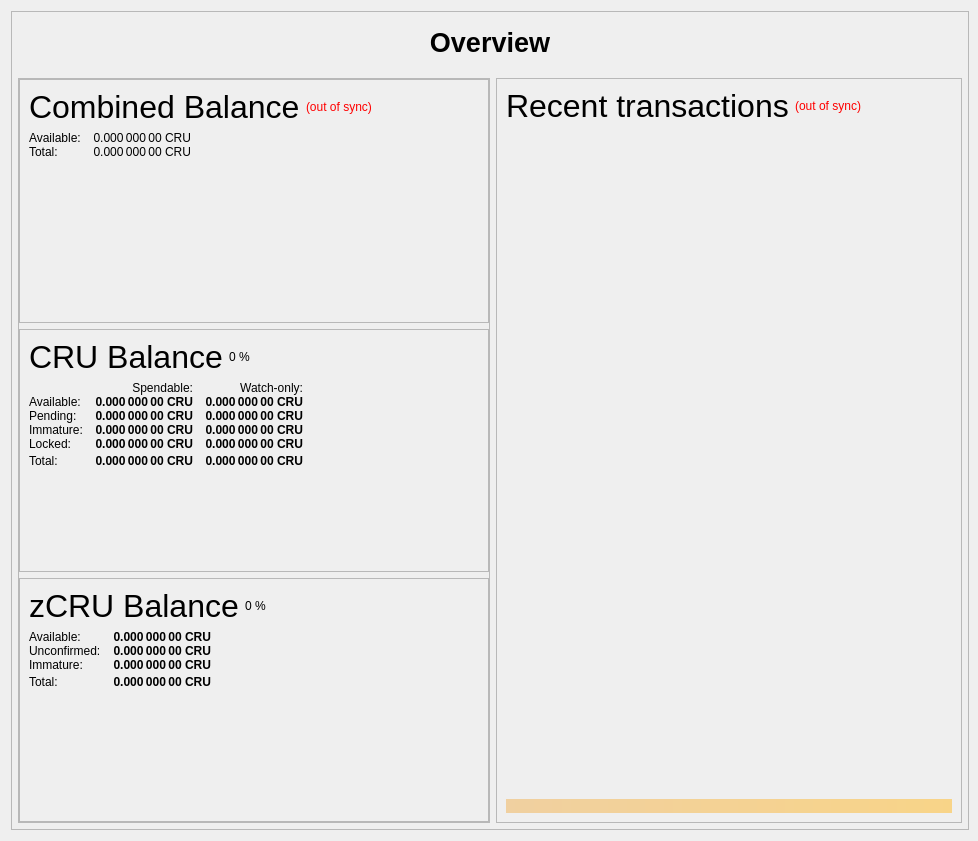
First picture: the form in src/qt/forms/overviewpage.ui, repository curiumofficial/curium, before the edit.
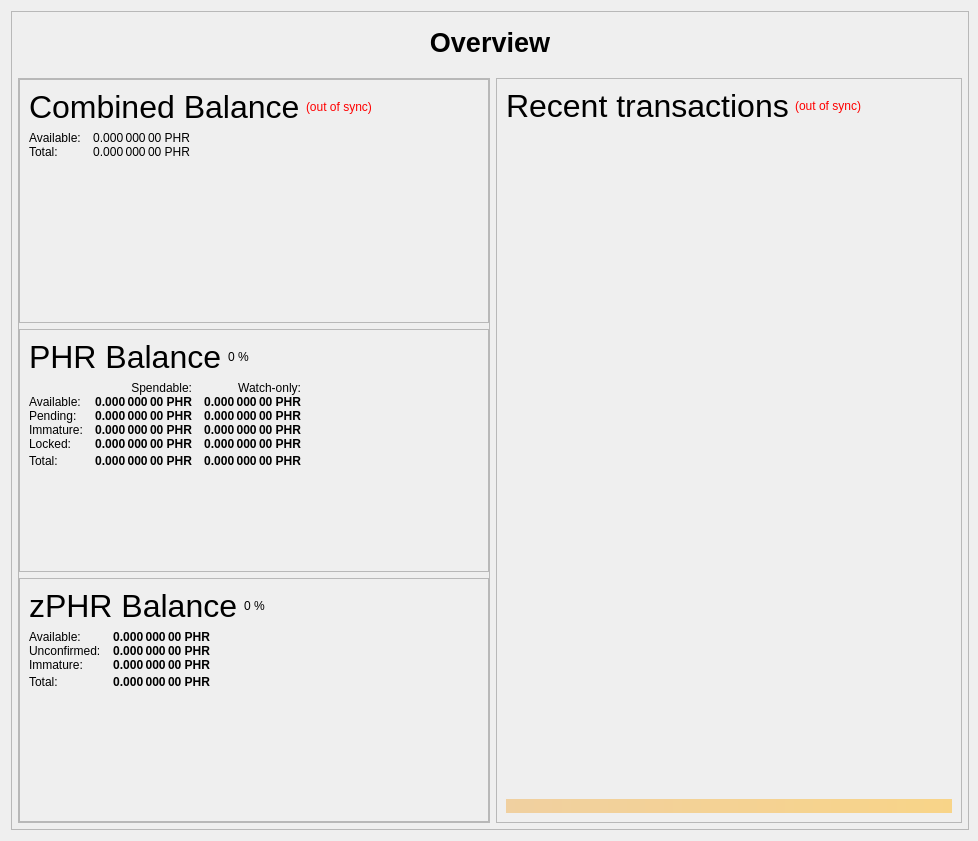
Second picture: the form after the edit.

The edit to the form file:
```diff
--- a/src/qt/forms/overviewpage.ui
+++ b/src/qt/forms/overviewpage.ui
@@ -283,7 +283,7 @@
                           <string>Your current spendable balance</string>
                          </property>
                          <property name="text">
-                          <string notr="true">0.000 000 00 CRU</string>
+                          <string notr="true">0.000 000 00 PHR</string>
                          </property>
                          <property name="alignment">
                           <set>Qt::AlignRight|Qt::AlignTrailing|Qt::AlignVCenter</set>
@@ -315,7 +315,7 @@
                           <string>Total Balance, including all unavailable coins.</string>
                          </property>
                          <property name="text">
-                          <string notr="true">0.000 000 00 CRU</string>
+                          <string notr="true">0.000 000 00 PHR</string>
                          </property>
                          <property name="alignment">
                           <set>Qt::AlignRight|Qt::AlignTrailing|Qt::AlignVCenter</set>
@@ -383,7 +383,7 @@
                           </font>
                          </property>
                          <property name="text">
-                          <string>CRU Balance</string>
+                          <string>PHR Balance</string>
                          </property>
                         </widget>
                        </item>
@@ -459,7 +459,7 @@
                           <string>Your current spendable balance</string>
                          </property>
                          <property name="text">
-                          <string notr="true">0.000 000 00 CRU</string>
+                          <string notr="true">0.000 000 00 PHR</string>
                          </property>
                          <property name="alignment">
                           <set>Qt::AlignRight|Qt::AlignTrailing|Qt::AlignVCenter</set>
@@ -484,7 +484,7 @@
                           <string>Your current balance in watch-only addresses</string>
                          </property>
                          <property name="text">
-                          <string notr="true">0.000 000 00 CRU</string>
+                          <string notr="true">0.000 000 00 PHR</string>
                          </property>
                          <property name="alignment">
                           <set>Qt::AlignRight|Qt::AlignTrailing|Qt::AlignVCenter</set>
@@ -516,7 +516,7 @@
                           <string>Total of transactions that have yet to be confirmed, and do not yet count toward the spendable balance</string>
                          </property>
                          <property name="text">
-                          <string notr="true">0.000 000 00 CRU</string>
+                          <string notr="true">0.000 000 00 PHR</string>
                          </property>
                          <property name="alignment">
                           <set>Qt::AlignRight|Qt::AlignTrailing|Qt::AlignVCenter</set>
@@ -541,7 +541,7 @@
                           <string>Unconfirmed transactions to watch-only addresses</string>
                          </property>
                          <property name="text">
-                          <string notr="true">0.000 000 00 CRU</string>
+                          <string notr="true">0.000 000 00 PHR</string>
                          </property>
                          <property name="alignment">
                           <set>Qt::AlignRight|Qt::AlignTrailing|Qt::AlignVCenter</set>
@@ -573,7 +573,7 @@
                           <string>Staked or masternode rewards that has not yet matured</string>
                          </property>
                          <property name="text">
-                          <string notr="true">0.000 000 00 CRU</string>
+                          <string notr="true">0.000 000 00 PHR</string>
                          </property>
                          <property name="alignment">
                           <set>Qt::AlignRight|Qt::AlignTrailing|Qt::AlignVCenter</set>
@@ -598,7 +598,7 @@
                           <string>Staked or masternode rewards in watch-only addresses that has not yet matured</string>
                          </property>
                          <property name="text">
-                          <string notr="true">0.000 000 00 CRU</string>
+                          <string notr="true">0.000 000 00 PHR</string>
                          </property>
                          <property name="alignment">
                           <set>Qt::AlignRight|Qt::AlignTrailing|Qt::AlignVCenter</set>
@@ -633,7 +633,7 @@
                           <string>Locked CRU or Masternode collaterals. These are excluded from zCRU minting.</string>
                          </property>
                          <property name="text">
-                          <string notr="true">0.000 000 00 CRU</string>
+                          <string notr="true">0.000 000 00 PHR</string>
                          </property>
                          <property name="alignment">
                           <set>Qt::AlignRight|Qt::AlignTrailing|Qt::AlignVCenter</set>
@@ -658,7 +658,7 @@
                           <string>Current locked balance in watch-only addresses</string>
                          </property>
                          <property name="text">
-                          <string notr="true">0.000 000 00 CRU</string>
+                          <string notr="true">0.000 000 00 PHR</string>
                          </property>
                          <property name="alignment">
                           <set>Qt::AlignRight|Qt::AlignTrailing|Qt::AlignVCenter</set>
@@ -693,7 +693,7 @@
                           <string>Your current Curium balance, unconfirmed and immature transactions included</string>
                          </property>
                          <property name="text">
-                          <string notr="true">0.000 000 00 CRU</string>
+                          <string notr="true">0.000 000 00 PHR</string>
                          </property>
                          <property name="alignment">
                           <set>Qt::AlignRight|Qt::AlignTrailing|Qt::AlignVCenter</set>
@@ -718,7 +718,7 @@
                           <string>Current total balance in watch-only addresses</string>
                          </property>
                          <property name="text">
-                          <string notr="true">0.000 000 00 CRU</string>
+                          <string notr="true">0.000 000 00 PHR</string>
                          </property>
                          <property name="alignment">
                           <set>Qt::AlignRight|Qt::AlignTrailing|Qt::AlignVCenter</set>
@@ -786,7 +786,7 @@
                           </font>
                          </property>
                          <property name="text">
-                          <string>zCRU Balance</string>
+                          <string>zPHR Balance</string>
                          </property>
                         </widget>
                        </item>
@@ -844,7 +844,7 @@
 These zCRU are spendable.</string>
                          </property>
                          <property name="text">
-                          <string notr="true">0.000 000 00 CRU</string>
+                          <string notr="true">0.000 000 00 PHR</string>
                          </property>
                          <property name="alignment">
                           <set>Qt::AlignRight|Qt::AlignTrailing|Qt::AlignVCenter</set>
@@ -875,7 +875,7 @@
 Immature: confirmed, but less than 3 mints of the same denomination after it was minted</string>
                          </property>
                          <property name="text">
-                          <string notr="true">0.000 000 00 CRU</string>
+                          <string notr="true">0.000 000 00 PHR</string>
                          </property>
                          <property name="alignment">
                           <set>Qt::AlignRight|Qt::AlignTrailing|Qt::AlignVCenter</set>
@@ -906,7 +906,7 @@
 Immature: confirmed, but less than 3 mints of the same denomination after it was minted</string>
                          </property>
                          <property name="text">
-                          <string notr="true">0.000 000 00 CRU</string>
+                          <string notr="true">0.000 000 00 PHR</string>
                          </property>
                          <property name="alignment">
                           <set>Qt::AlignRight|Qt::AlignTrailing|Qt::AlignVCenter</set>
@@ -938,7 +938,7 @@
                           <string>Your current zCRU balance, unconfirmed and immature zCRU included.</string>
                          </property>
                          <property name="text">
-                          <string notr="true">0.000 000 00 CRU</string>
+                          <string notr="true">0.000 000 00 PHR</string>
                          </property>
                          <property name="alignment">
                           <set>Qt::AlignRight|Qt::AlignTrailing|Qt::AlignVCenter</set>
```
Left out of the diff: 24 changed lines with no effect on the pictures.
